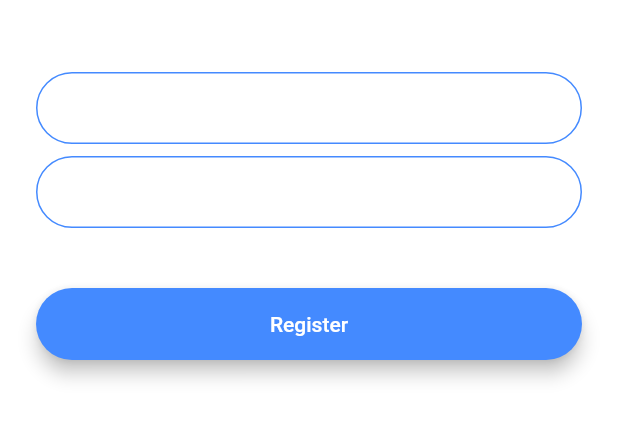
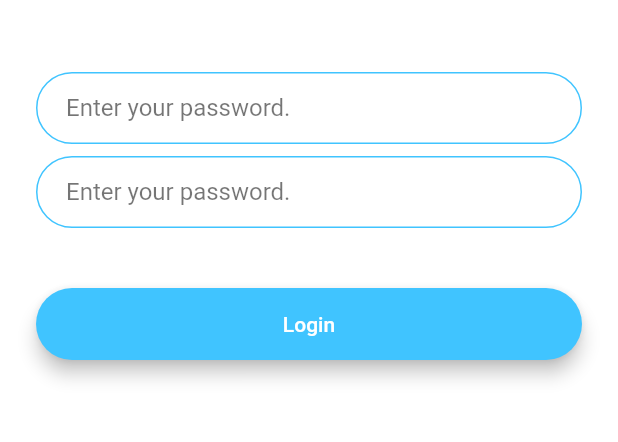
Before and after one commit to udaykumaruking/Angela-Yu-Flutter, a Flutter app: the screen it shows after launch, after a tap on "Register", on a phone screen of 412 x 824 dp, the part 576-1018 px from its top. Run offline on Flutter 3.47's test engine with Material 2 defaults, Android fonts, the phone set to English and light mode, and no system bars; our stand-ins replace animated_text_kit, audioplayers, flutter_spinkit, font_awesome_flutter, geolocator, rflutter_alert.

Commit message:
Optimized Code

```diff
--- /dev/null
+++ b/flash-chat-flutter/lib/components/rounded_button.dart
@@ -0,0 +1,28 @@
+import 'package:flutter/material.dart';
+
+class RoundedButton extends StatelessWidget {
+  RoundedButton({this.buttonTitle, this.color, @required this.onPressed});
+  final Color color;
+  final String buttonTitle;
+  final Function onPressed;
+
+  @override
+  Widget build(BuildContext context) {
+    return Padding(
+      padding: EdgeInsets.symmetric(vertical: 16.0),
+      child: Material(
+        color: color,
+        borderRadius: BorderRadius.circular(30.0),
+        elevation: 5.0,
+        child: MaterialButton(
+          onPressed: onPressed,
+          minWidth: 200.0,
+          height: 42.0,
+          child: Text(
+            buttonTitle,
+          ),
+        ),
+      ),
+    );
+  }
+}
--- a/flash-chat-flutter/lib/constants.dart
+++ b/flash-chat-flutter/lib/constants.dart
@@ -17,3 +17,22 @@ const kMessageContainerDecoration = BoxDecoration(
     top: BorderSide(color: Colors.lightBlueAccent, width: 2.0),
   ),
 );
+
+const kTextFieldDecoration = InputDecoration(
+  hintText: 'Enter your password.',
+  hintStyle: TextStyle(
+    color: Colors.black54,
+  ),
+  contentPadding: EdgeInsets.symmetric(vertical: 10.0, horizontal: 20.0),
+  border: OutlineInputBorder(
+    borderRadius: BorderRadius.all(Radius.circular(32.0)),
+  ),
+  enabledBorder: OutlineInputBorder(
+    borderSide: BorderSide(color: Colors.lightBlueAccent, width: 1.0),
+    borderRadius: BorderRadius.all(Radius.circular(32.0)),
+  ),
+  focusedBorder: OutlineInputBorder(
+    borderSide: BorderSide(color: Colors.lightBlueAccent, width: 2.0),
+    borderRadius: BorderRadius.all(Radius.circular(32.0)),
+  ),
+);
--- a/flash-chat-flutter/lib/screens/login_screen.dart
+++ b/flash-chat-flutter/lib/screens/login_screen.dart
@@ -1,3 +1,5 @@
+import 'package:flash_chat/components/rounded_button.dart';
+import 'package:flash_chat/constants.dart';
 import 'package:flutter/material.dart';
 
 class LoginScreen extends StatefulWidget {
@@ -31,24 +33,7 @@ class _LoginScreenState extends State<LoginScreen> {
               onChanged: (value) {
                 //Do something with the user input.
               },
-              decoration: InputDecoration(
-                hintText: 'Enter your email',
-                contentPadding:
-                    EdgeInsets.symmetric(vertical: 10.0, horizontal: 20.0),
-                border: OutlineInputBorder(
-                  borderRadius: BorderRadius.all(Radius.circular(32.0)),
-                ),
-                enabledBorder: OutlineInputBorder(
-                  borderSide:
-                      BorderSide(color: Colors.lightBlueAccent, width: 1.0),
-                  borderRadius: BorderRadius.all(Radius.circular(32.0)),
-                ),
-                focusedBorder: OutlineInputBorder(
-                  borderSide:
-                      BorderSide(color: Colors.lightBlueAccent, width: 2.0),
-                  borderRadius: BorderRadius.all(Radius.circular(32.0)),
-                ),
-              ),
+              decoration: kTextFieldDecoration,
             ),
             SizedBox(
               height: 8.0,
@@ -57,45 +42,17 @@ class _LoginScreenState extends State<LoginScreen> {
               onChanged: (value) {
                 //Do something with the user input.
               },
-              decoration: InputDecoration(
-                hintText: 'Enter your password.',
-                contentPadding:
-                    EdgeInsets.symmetric(vertical: 10.0, horizontal: 20.0),
-                border: OutlineInputBorder(
-                  borderRadius: BorderRadius.all(Radius.circular(32.0)),
-                ),
-                enabledBorder: OutlineInputBorder(
-                  borderSide:
-                      BorderSide(color: Colors.lightBlueAccent, width: 1.0),
-                  borderRadius: BorderRadius.all(Radius.circular(32.0)),
-                ),
-                focusedBorder: OutlineInputBorder(
-                  borderSide:
-                      BorderSide(color: Colors.lightBlueAccent, width: 2.0),
-                  borderRadius: BorderRadius.all(Radius.circular(32.0)),
-                ),
-              ),
+              decoration: kTextFieldDecoration,
             ),
             SizedBox(
               height: 24.0,
             ),
-            Padding(
-              padding: EdgeInsets.symmetric(vertical: 16.0),
-              child: Material(
-                color: Colors.lightBlueAccent,
-                borderRadius: BorderRadius.all(Radius.circular(30.0)),
-                elevation: 5.0,
-                child: MaterialButton(
-                  onPressed: () {
-                    //Implement login functionality.
-                  },
-                  minWidth: 200.0,
-                  height: 42.0,
-                  child: Text(
-                    'Log In',
-                  ),
-                ),
-              ),
+            RoundedButton(
+              buttonTitle: 'Login',
+              color: Colors.lightBlueAccent,
+              onPressed: () {
+                // Navigator.pushNamed(context, LoginScreen.id);
+              },
             ),
           ],
         ),
--- a/flash-chat-flutter/lib/screens/registration_screen.dart
+++ b/flash-chat-flutter/lib/screens/registration_screen.dart
@@ -1,3 +1,5 @@
+import 'package:flash_chat/components/rounded_button.dart';
+import 'package:flash_chat/constants.dart';
 import 'package:flutter/material.dart';
 
 class RegistrationScreen extends StatefulWidget {
@@ -31,22 +33,7 @@ class _RegistrationScreenState extends State<RegistrationScreen> {
               onChanged: (value) {
                 //Do something with the user input.
               },
-              decoration: InputDecoration(
-                hintText: 'Enter your email',
-                contentPadding:
-                    EdgeInsets.symmetric(vertical: 10.0, horizontal: 20.0),
-                border: OutlineInputBorder(
-                  borderRadius: BorderRadius.all(Radius.circular(32.0)),
-                ),
-                enabledBorder: OutlineInputBorder(
-                  borderSide: BorderSide(color: Colors.blueAccent, width: 1.0),
-                  borderRadius: BorderRadius.all(Radius.circular(32.0)),
-                ),
-                focusedBorder: OutlineInputBorder(
-                  borderSide: BorderSide(color: Colors.blueAccent, width: 2.0),
-                  borderRadius: BorderRadius.all(Radius.circular(32.0)),
-                ),
-              ),
+              decoration: kTextFieldDecoration,
             ),
             SizedBox(
               height: 8.0,
@@ -55,44 +42,17 @@ class _RegistrationScreenState extends State<RegistrationScreen> {
               onChanged: (value) {
                 //Do something with the user input.
               },
-              decoration: InputDecoration(
-                hintText: 'Enter your password',
-                contentPadding:
-                    EdgeInsets.symmetric(vertical: 10.0, horizontal: 20.0),
-                border: OutlineInputBorder(
-                  borderRadius: BorderRadius.all(Radius.circular(32.0)),
-                ),
-                enabledBorder: OutlineInputBorder(
-                  borderSide: BorderSide(color: Colors.blueAccent, width: 1.0),
-                  borderRadius: BorderRadius.all(Radius.circular(32.0)),
-                ),
-                focusedBorder: OutlineInputBorder(
-                  borderSide: BorderSide(color: Colors.blueAccent, width: 2.0),
-                  borderRadius: BorderRadius.all(Radius.circular(32.0)),
-                ),
-              ),
+              decoration: kTextFieldDecoration,
             ),
             SizedBox(
               height: 24.0,
             ),
-            Padding(
-              padding: EdgeInsets.symmetric(vertical: 16.0),
-              child: Material(
-                color: Colors.blueAccent,
-                borderRadius: BorderRadius.all(Radius.circular(30.0)),
-                elevation: 5.0,
-                child: MaterialButton(
-                  onPressed: () {
-                    //Implement registration functionality.
-                  },
-                  minWidth: 200.0,
-                  height: 42.0,
-                  child: Text(
-                    'Register',
-                    style: TextStyle(color: Colors.white),
-                  ),
-                ),
-              ),
+            RoundedButton(
+              buttonTitle: 'Login',
+              color: Colors.lightBlueAccent,
+              onPressed: () {
+                // Navigator.pushNamed(context, LoginScreen.id);
+              },
             ),
           ],
         ),
--- a/flash-chat-flutter/lib/screens/welcome_screen.dart
+++ b/flash-chat-flutter/lib/screens/welcome_screen.dart
@@ -1,7 +1,9 @@
+import 'package:flutter/material.dart';
+import 'package:animated_text_kit/animated_text_kit.dart';
+
 import 'package:flash_chat/screens/login_screen.dart';
 import 'package:flash_chat/screens/registration_screen.dart';
-import 'package:flutter/material.dart';
-import 'package:animated_text_kit/animated_text_kit.dart';
+import '../components/rounded_button.dart';
 
 class WelcomeScreen extends StatefulWidget {
   static const String id = 'welcome_screen';
@@ -74,44 +76,19 @@ class _WelcomeScreenState extends State<WelcomeScreen>
             SizedBox(
               height: 48.0,
             ),
-            Padding(
-              padding: EdgeInsets.symmetric(vertical: 16.0),
-              child: Material(
-                elevation: 5.0,
+            RoundedButton(
+              buttonTitle: 'Login',
               color: Colors.lightBlueAccent,
-                borderRadius: BorderRadius.circular(30.0),
-                child: MaterialButton(
               onPressed: () {
                 Navigator.pushNamed(context, LoginScreen.id);
-                    //Go to login screen.
               },
-                  minWidth: 200.0,
-                  height: 42.0,
-                  child: Text(
-                    'Log In',
             ),
-                ),
-              ),
-            ),
-            Padding(
-              padding: EdgeInsets.symmetric(vertical: 16.0),
-              child: Material(
+            RoundedButton(
+                buttonTitle: 'Register',
                 color: Colors.blueAccent,
-                borderRadius: BorderRadius.circular(30.0),
-                elevation: 5.0,
-                child: MaterialButton(
                 onPressed: () {
                   Navigator.pushNamed(context, RegistrationScreen.id);
-                    //Go to registration screen.
-                  },
-                  minWidth: 200.0,
-                  height: 42.0,
-                  child: Text(
-                    'Register',
-                  ),
-                ),
-              ),
-            ),
+                }),
           ],
         ),
       ),
```
Lines whose indentation alone changed are shown as unchanged.
